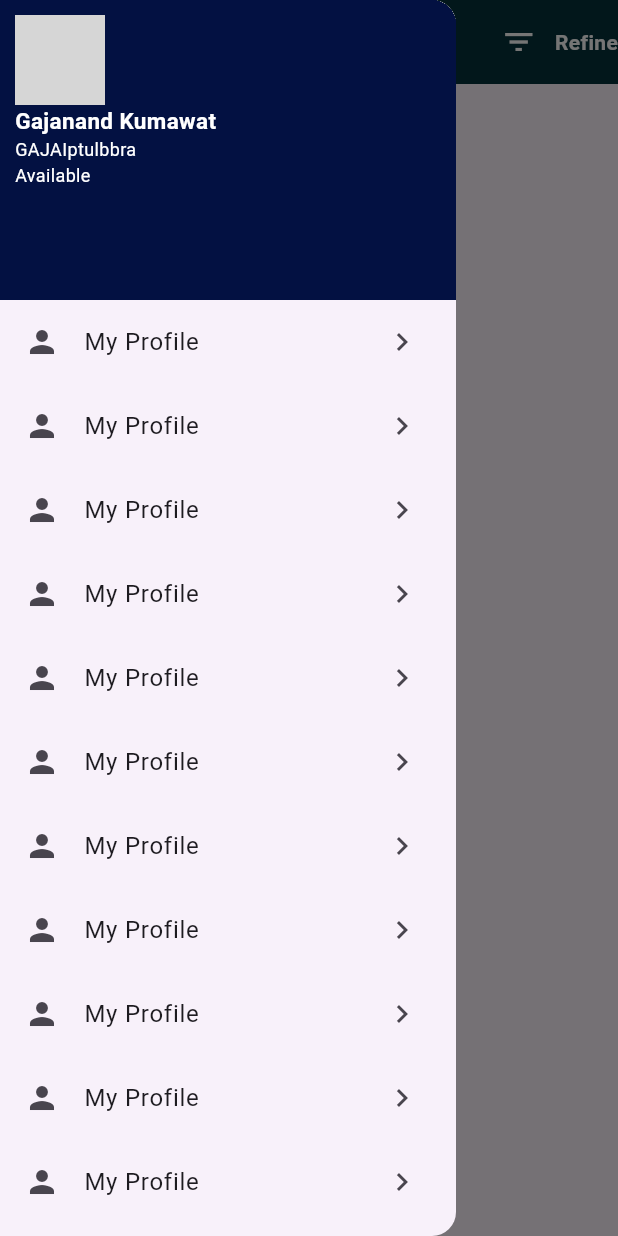
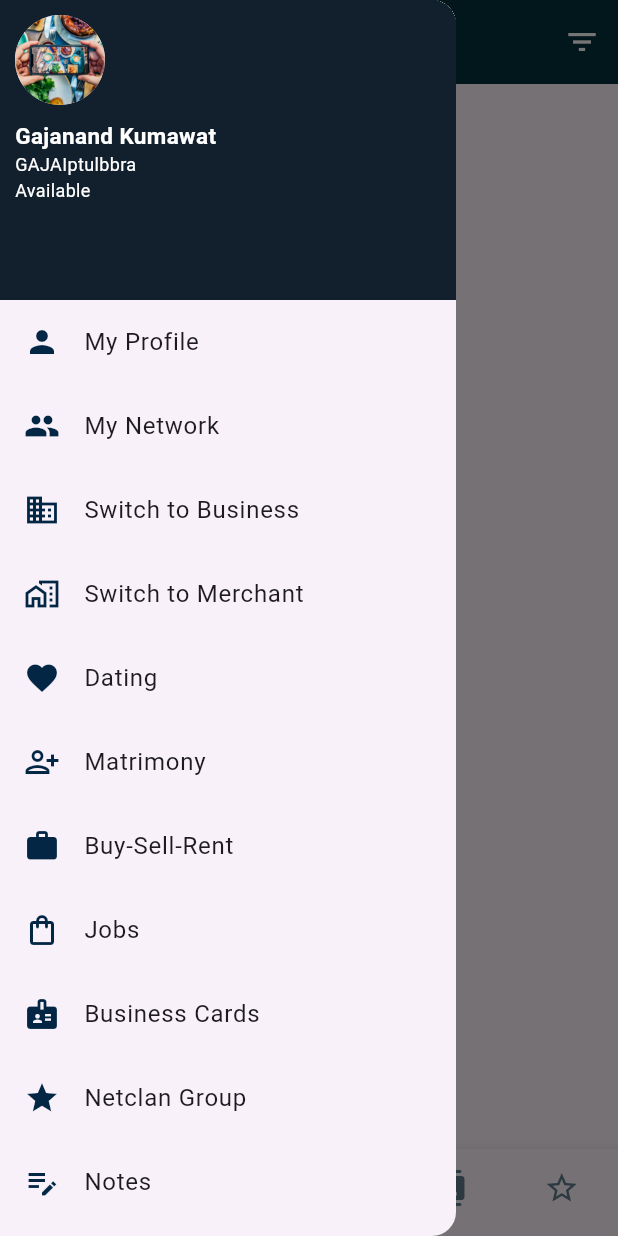
Before and after one commit to DataWhisperer10/FlutterSocialApp, a Flutter app: the screen it shows after launch, with the side drawer open, on a phone screen of 412 x 824 dp. Run offline on Flutter 3.47's test engine with Material 3 defaults, Android fonts, the light colour scheme and no system bars; our stand-ins replace google_fonts; grey boxes are pictures that could not be loaded.

Commit message:
added page links to explorer screen. fixed the issue with drawer button.

```diff
--- a/lib/home_drawer.dart
+++ b/lib/home_drawer.dart
@@ -1,18 +1,20 @@
 import 'package:flutter/material.dart';
-import 'package:netclan_explorer/modules/drawer_screens.dart/business_cards.dart';
 import 'package:netclan_explorer/modules/drawer_screens.dart/buy_sell_rent.dart';
 import 'package:netclan_explorer/modules/drawer_screens.dart/dating.dart';
 import 'package:netclan_explorer/modules/drawer_screens.dart/jobs.dart';
+import 'package:netclan_explorer/modules/drawer_screens.dart/live_location.dart';
 import 'package:netclan_explorer/modules/drawer_screens.dart/matrimony.dart';
 import 'package:netclan_explorer/modules/drawer_screens.dart/my_network.dart';
 import 'package:netclan_explorer/modules/drawer_screens.dart/my_profile.dart';
-import 'package:netclan_explorer/modules/drawer_screens.dart/netclan_groups.dart';
-import 'package:netclan_explorer/modules/drawer_screens.dart/notes.dart';
 import 'package:netclan_explorer/modules/drawer_screens.dart/switch_to_business.dart';
 import 'package:netclan_explorer/modules/drawer_screens.dart/switch_to_merchant.dart';
 
+import 'modules/drawer_screens.dart/business_cards.dart';
+import 'modules/drawer_screens.dart/netclan_groups.dart';
+import 'modules/drawer_screens.dart/notes.dart';
+
 class HomeDrawer extends StatefulWidget {
-  const HomeDrawer({super.key});
+  const HomeDrawer({Key? key}) : super(key: key);
 
   @override
   State<HomeDrawer> createState() => _HomeDrawerState();
@@ -30,19 +32,27 @@ class _HomeDrawerState extends State<HomeDrawer> {
     Jobs(),
     BusinessCards(),
     NetclanGroups(),
-    Notes()
+    Notes(),
+    LiveLocation()
   ];
+
   int currentIndex = 0;
+
   @override
   Widget build(BuildContext context) {
     return Drawer(
+      child: Theme(
+        data: ThemeData(
+          // Set the icon theme to white
+          iconTheme: IconThemeData(color: Colors.white),
+        ),
         child: SafeArea(
-        child: ListView(
+          child: Column(
             children: [
               Container(
                 height: 200,
                 width: double.infinity,
-              color: Color.fromARGB(255, 3, 17, 66),
+                color: Color.fromARGB(255, 18, 32, 45),
                 child: const Padding(
                   padding: EdgeInsets.all(10.0),
                   child: Column(
@@ -50,16 +60,18 @@ class _HomeDrawerState extends State<HomeDrawer> {
                     crossAxisAlignment: CrossAxisAlignment.start,
                     children: [
                       CircleAvatar(
-                      backgroundImage: AssetImage('assets/ram.jpg'),
+                        backgroundImage:
+                            AssetImage('assets/brand_identity.jpg'),
                         radius: 30,
-                      //backgroundColor: Color.fromARGB(255, 243, 99, 236),
                       ),
+                      SizedBox(height: 10),
                       Text(
                         "Gajanand Kumawat",
                         style: TextStyle(
                           color: Colors.white,
                           fontWeight: FontWeight.bold,
-                          fontSize: 15),
+                          fontSize: 15,
+                        ),
                       ),
                       Text(
                         "GAJAIptulbbra",
@@ -68,39 +80,140 @@ class _HomeDrawerState extends State<HomeDrawer> {
                       Text(
                         "Available",
                         style: TextStyle(color: Colors.white, fontSize: 12),
-                    )
+                      ),
                     ],
                   ),
                 ),
               ),
-            for (int i = 0; i < screens.length; i++)
-              Column(
-                children: [
-                  InkWell(
+              Expanded(
+                child: ListView.builder(
+                  itemCount: screens.length,
+                  itemBuilder: (context, index) {
+                    return ListTile(
                       onTap: () {
                         setState(() {
-                        currentIndex = i;
+                          currentIndex = index;
                         });
 
-                      Navigator.of(context)
-                          .push(MaterialPageRoute(builder: (context) {
+                        Navigator.of(context).push(MaterialPageRoute(
+                          builder: (context) {
                             return screens[currentIndex];
-                      }));
                           },
-                    child: const ListTile(
-                      title: Text("My Profile"),
-                      leading: Icon(Icons.person),
-                      trailing: Icon(Icons.chevron_right),
+                        ));
+                      },
+                      leading: _getLeadingIcon(index),
+                      title: _getTitleText(index),
+                    );
+                  },
                 ),
               ),
-                  // const Divider(
-                  //   color: Colors.black12,
-                  // )
             ],
-              )
-          ],
+          ),
         ),
       ),
     );
   }
+
+  Widget _getLeadingIcon(int index) {
+    switch (index) {
+      case 0:
+        return const Icon(
+          Icons.person,
+          color: Color.fromARGB(255, 2, 38, 67),
+        );
+      case 1:
+        return const Icon(
+          Icons.group,
+          color: Color.fromARGB(255, 2, 38, 67),
+        );
+      case 2:
+        return const Icon(
+          Icons.business,
+          color: Color.fromARGB(255, 2, 38, 67),
+        );
+      case 3:
+        return const Icon(
+          Icons.home_work_outlined,
+          color: Color.fromARGB(255, 2, 38, 67),
+        );
+      case 4:
+        return const Icon(
+          Icons.favorite,
+          color: Color.fromARGB(255, 2, 38, 67),
+        );
+      case 5:
+        return const Icon(
+          Icons.person_add_alt,
+          color: Color.fromARGB(255, 2, 38, 67),
+        );
+      case 6:
+        return const Icon(
+          Icons.work,
+          color: Color.fromARGB(255, 2, 38, 67),
+        );
+      case 7:
+        return const Icon(
+          Icons.shopping_bag_outlined,
+          color: Color.fromARGB(255, 2, 38, 67),
+        );
+      case 8:
+        return const Icon(
+          Icons.badge,
+          color: Color.fromARGB(255, 2, 38, 67),
+        );
+      case 9:
+        return const Icon(
+          Icons.star,
+          color: Color.fromARGB(255, 2, 38, 67),
+        );
+      case 10:
+        return const Icon(
+          Icons.edit_note_sharp,
+          color: Color.fromARGB(255, 2, 38, 67),
+        );
+
+      case 11:
+        return const Icon(
+          Icons.location_on,
+          color: Color.fromARGB(255, 2, 38, 67),
+        );
+      default:
+        return const Icon(
+          Icons.location_on,
+          color: Color.fromARGB(255, 2, 38, 67),
+        );
     }
+  }
+
+  Widget _getTitleText(int index) {
+    switch (index) {
+      case 0:
+        return const Text('My Profile');
+      case 1:
+        return const Text('My Network');
+      case 2:
+        return const Text('Switch to Business');
+      case 3:
+        return const Text('Switch to Merchant');
+      case 4:
+        return const Text('Dating');
+      case 5:
+        return const Text('Matrimony');
+      case 6:
+        return const Text('Buy-Sell-Rent');
+      case 7:
+        return const Text('Jobs');
+      case 8:
+        return const Text('Business Cards');
+      case 9:
+        return const Text('Netclan Group');
+      case 10:
+        return const Text('Notes');
+      case 11:
+        return const Text('Live Location');
+
+      default:
+        return const Text('Live Location');
+    }
+  }
+}
--- /dev/null
+++ b/lib/modules/drawer_screens.dart/live_location.dart
@@ -0,0 +1,19 @@
+import 'package:flutter/material.dart';
+
+class LiveLocation extends StatefulWidget {
+  const LiveLocation({super.key});
+
+  @override
+  State<LiveLocation> createState() => _LiveLocationState();
+}
+
+class _LiveLocationState extends State<LiveLocation> {
+  @override
+  Widget build(BuildContext context) {
+    return Scaffold(
+      body: Center(
+        child: Text("Live Location"),
+      ),
+    );
+  }
+}
--- a/lib/modules/explorer/view/explorer_view.dart
+++ b/lib/modules/explorer/view/explorer_view.dart
@@ -3,95 +3,90 @@ import 'package:netclan_explorer/home_drawer.dart';
 import 'package:netclan_explorer/modules/refine/view/refine_view.dart';
 
 class ExplorerView extends StatefulWidget {
-  const ExplorerView({super.key});
+  const ExplorerView({Key? key}) : super(key: key);
 
   @override
   State<ExplorerView> createState() => _ExplorerViewState();
 }
 
 class _ExplorerViewState extends State<ExplorerView> {
+  int selectedIndex = 0;
+
   @override
   Widget build(BuildContext context) {
     return Scaffold(
-      drawer: const HomeDrawer(),
       appBar: AppBar(
-        title: Title(
+        title: const Text(
+          "Howdy Gajanand Kumawat !!",
+          style: TextStyle(
+            fontWeight: FontWeight.bold,
+            fontSize: 15,
             color: Colors.white,
-            child: const Text(
-              "Howdy Gajanand Kumawat !!",
-              style: TextStyle(
-                  fontWeight: FontWeight.bold,
-                  fontSize: 15,
-                  color: Colors.white),
-            )),
-        backgroundColor: Color.fromARGB(255, 5, 50, 59),
-        // leading: Drawer(
-        //   // shadowColor: Colors.white,
-        //   backgroundColor: Color.fromARGB(255, 5, 50, 59),
-        //   child: ListView(
-        //     padding: EdgeInsets.zero,
-        //     children: [
-        //       const DrawerHeader(
-        //         decoration: BoxDecoration(
-        //           color: Color.fromARGB(255, 233, 236, 239),
-        //         ),
-        //         child: Column(
-        //           crossAxisAlignment: CrossAxisAlignment.start,
-        //           children: [
-        //             CircleAvatar(
-        //               radius: 30,
-        //               backgroundImage: AssetImage('assets/avatar.png'),
-        //             ),
-        //             SizedBox(height: 10),
-        //             Text(
-        //               'User Name',
-        //               style: TextStyle(fontSize: 18, color: Colors.white),
-        //             ),
-        //             Text(
-        //               'user@example.com',
-        //               style: TextStyle(color: Colors.white),
-        //             ),
-        //           ],
-        //         ),
-        //       ),
-        //       ListTile(
-        //         leading: const Icon(Icons.home),
-        //         title: const Text('Home'),
-        //         onTap: () {
-        //           // Navigate to home page
-        //         },
-        //       ),
-        //       // Add other items as needed
-        //     ],
-        //   ),
-        // ),
+          ),
+        ),
+        backgroundColor: const Color.fromARGB(255, 5, 50, 59),
         actions: [
           IconButton(
             onPressed: () {
               Navigator.of(context).push(MaterialPageRoute(builder: (context) {
                 return const RefineView();
               }));
-              // Handle the "Refine" button press
             },
             icon: const Icon(Icons.filter_list),
-            style: ButtonStyle(
-              foregroundColor: MaterialStateProperty.all<Color>(Colors.white),
-            ),
-            // Text("Refine"), (
-            //   'Refine',
-            //   style: TextStyle(
-            //     color: Colors.white,
-            //     fontWeight: FontWeight.bold,
-            //   ),
-            // ),
+            color: Colors.white,
           ),
-          const Center(
-            child: Text(
-              "Refine",
-              style:
-                  TextStyle(color: Colors.white, fontWeight: FontWeight.bold),
-            ),
-          )
+        ],
+        leading: Builder(
+          builder: (context) => IconButton(
+            icon: const Icon(Icons.menu),
+            color: Colors.white,
+            onPressed: () {
+              Scaffold.of(context).openDrawer();
+            },
+          ),
+        ),
+      ),
+      drawer: const HomeDrawer(),
+      bottomNavigationBar: BottomNavigationBar(
+        onTap: (v) {
+          setState(() {
+            selectedIndex = v;
+          });
+        },
+        currentIndex: selectedIndex,
+        selectedIconTheme: const IconThemeData(
+          color: Color.fromARGB(255, 3, 40, 64),
+        ),
+        unselectedIconTheme: const IconThemeData(color: Colors.blueGrey),
+        selectedLabelStyle: const TextStyle(
+          color: Color.fromARGB(255, 3, 40, 64),
+          fontWeight: FontWeight.bold,
+        ),
+        unselectedLabelStyle: const TextStyle(
+          color: Colors.blueGrey,
+          fontWeight: FontWeight.bold,
+        ),
+        items: const [
+          BottomNavigationBarItem(
+            icon: Icon(Icons.remove_red_eye),
+            label: 'Explore',
+          ),
+          BottomNavigationBarItem(
+            icon: Icon(Icons.ios_share_rounded),
+            label: 'Network',
+          ),
+          BottomNavigationBarItem(
+            icon: Icon(Icons.chat_bubble_outline_rounded),
+            label: 'Chat',
+          ),
+          BottomNavigationBarItem(
+            icon: Icon(Icons.contacts_rounded),
+            label: 'Contacts',
+          ),
+          BottomNavigationBarItem(
+            icon: Icon(Icons.star_border_outlined),
+            label: 'Groups',
+          ),
         ],
       ),
     );
```
Also changed, not shown: pubspec.yaml (+4 -3 lines), assets/brand_identity.jpg (added), pubspec.lock. Lines whose indentation alone changed are shown as unchanged.
